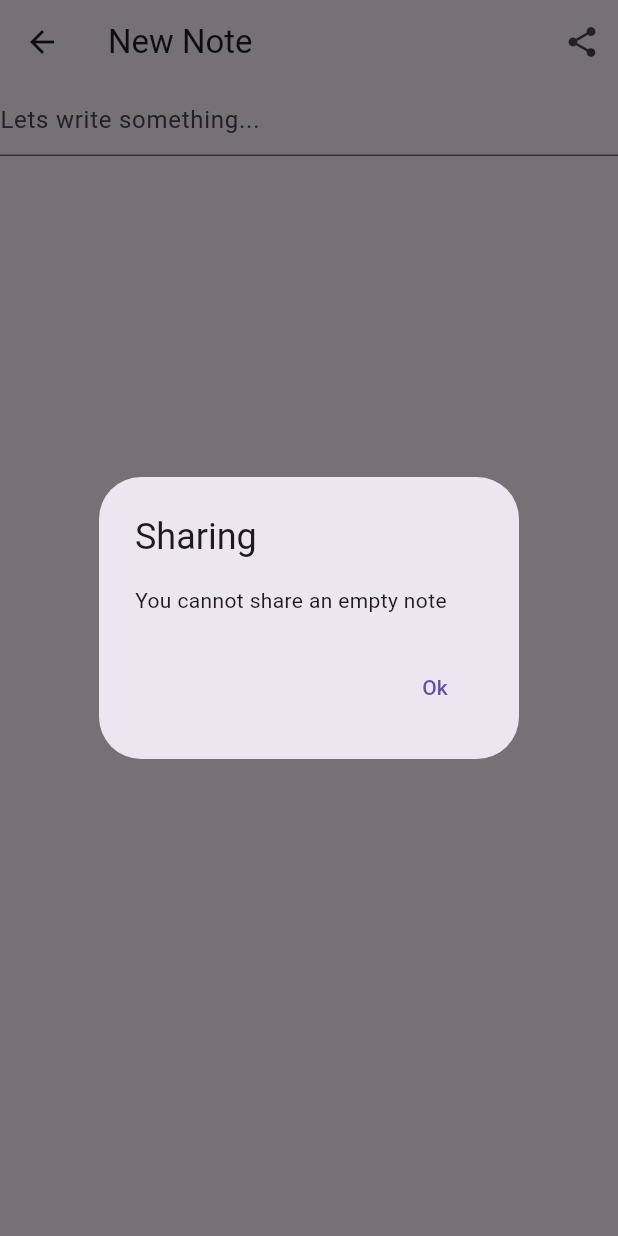
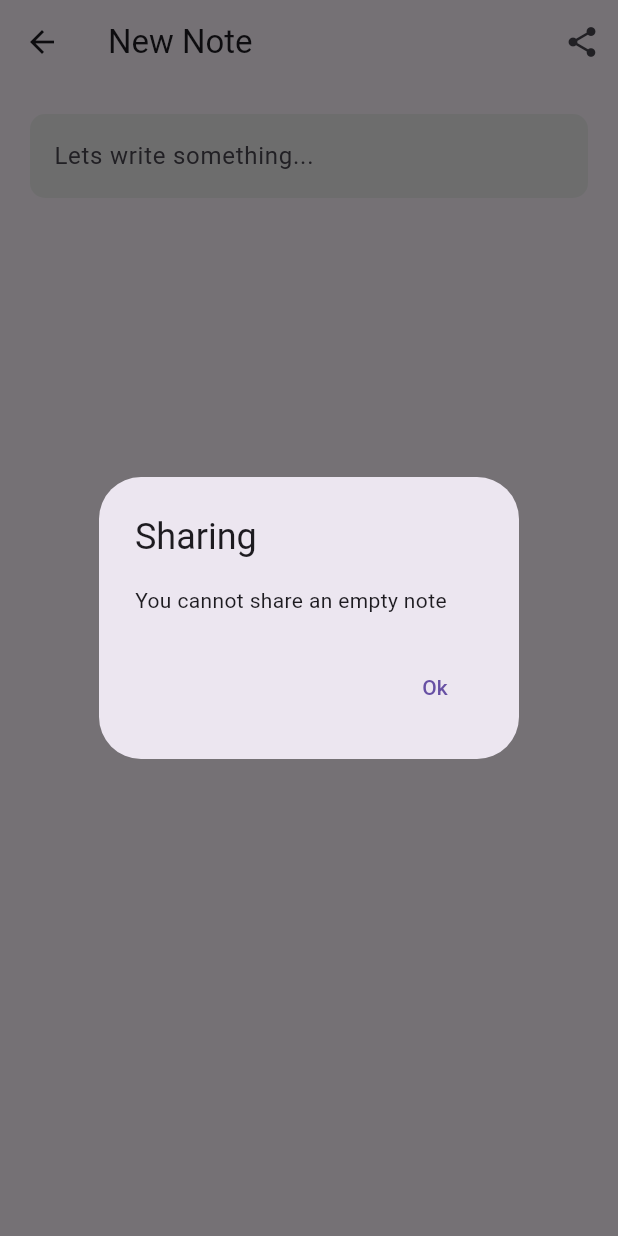
Before and after one commit to Devsonar19/My-Notes, a Flutter app: the CreateUpdateNoteView screen opened by its route, after a tap on the "share" icon, on a phone screen of 412 x 824 dp. Run offline on Flutter 3.47's test engine with Material 3 defaults, Android fonts, the phone set to English and light mode, and no system bars; our stand-ins replace bloc, cloud_firestore, equatable, firebase_auth, firebase_core, flutter_bloc and 1 more; accounts and stored records are empty.

Commit message:
improved notes list view, notes creation view  visuals

```diff
--- a/test_application/lib/views/notes/create_update_note_view.dart
+++ b/test_application/lib/views/notes/create_update_note_view.dart
@@ -121,12 +121,21 @@ class _CreateUpdateNoteViewState extends State<CreateUpdateNoteView> {
             switch(snapshot.connectionState){
               case ConnectionState.done:
                 _setupTextControllerListener();
-                return TextField(
-                  controller: _textController,
-                  keyboardType: TextInputType.multiline,
-                  maxLines: null,
-                  decoration: InputDecoration(
-                    hintText: 'Lets write something...',
+                return Padding(
+                  padding: const EdgeInsets.all(20.0),
+                  child: TextField(
+                    controller: _textController,
+                    keyboardType: TextInputType.multiline,
+                    maxLines: null,
+                    decoration: InputDecoration(
+                      hintText: 'Lets write something...',
+                      fillColor: Colors.grey.shade200,
+                      filled: true,
+                      border: OutlineInputBorder(
+                        borderRadius: BorderRadius.circular(10),
+                        borderSide: BorderSide.none,
+                      ),
+                    ),
                   ),
                 );
                 default:
```
Also changed, not shown: test_application/lib/views/notes/notes_list_view.dart (+15 -2 lines), test_application/lib/views/notes/notes_view.dart (+7 -6 lines).
